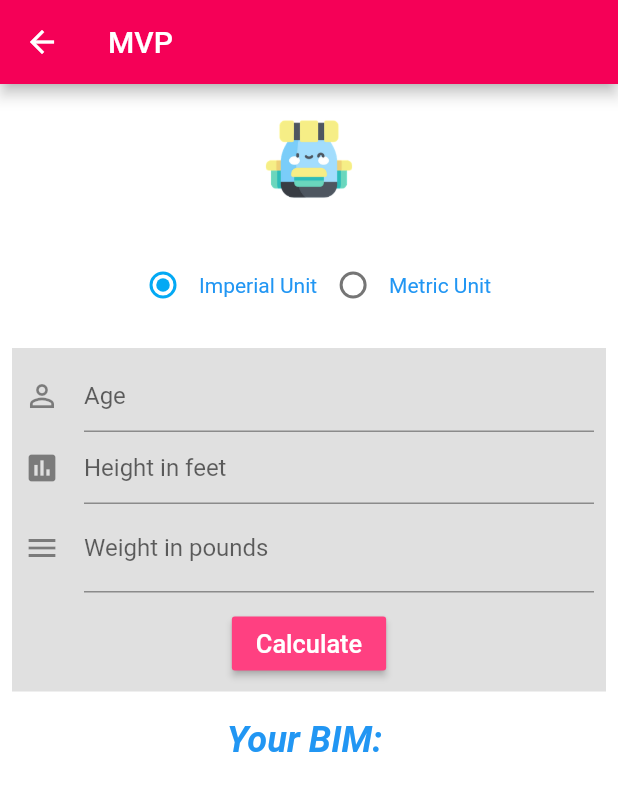
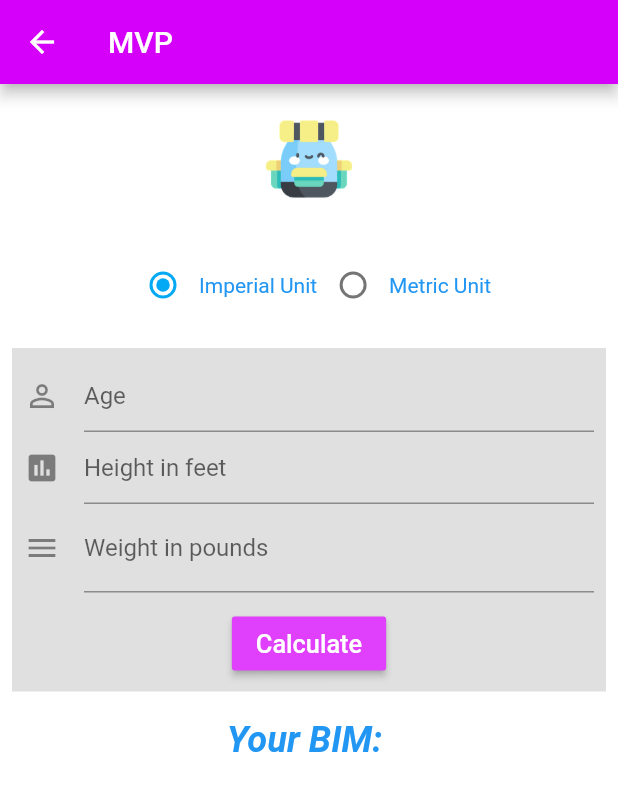
Before and after one commit to fajaradi73/coba-flutter, a Flutter app: the screen it shows after launch, after a tap on "MVP", on a phone screen of 412 x 824 dp. Shown: the top 791 px of the screen. Run offline on Flutter 3.47's test engine with Material 2 defaults, Android fonts, the phone set to English and light mode, and no system bars; our stand-ins replace geocoding, geolocator, google_maps_flutter, permission_handler, shared_preferences; network calls fail.

Commit message:
add maps

```diff
--- a/lib/main.dart
+++ b/lib/main.dart
@@ -14,7 +14,7 @@ class MyApp extends StatelessWidget {
       title: 'Splash Screen',
       theme: ThemeData(
           colorScheme: ColorScheme.fromSwatch().copyWith(
-            primary: Colors.purpleAccent,
+            primary: Colors.purpleAccent.shade400,
             secondary: Colors.purpleAccent.shade700,
           )),
       home: const PermissionHandlerScreen(),
--- a/lib/screen/contohMvp/view/MvpScreen.dart
+++ b/lib/screen/contohMvp/view/MvpScreen.dart
@@ -158,7 +158,6 @@ class _MvpPageState extends State<MvpPage> implements MvpView {
     return Scaffold(
         appBar: AppBar(
           title: const Text('MVP'),
-          backgroundColor: Colors.pinkAccent.shade400,
         ),
         backgroundColor: Colors.white,
         body: ListView(
@@ -181,7 +180,7 @@ class _MvpPageState extends State<MvpPage> implements MvpView {
   RaisedButton calculateButton() {
     return RaisedButton(
       onPressed: _calculator,
-      color: Colors.pinkAccent,
+      color: Colors.purpleAccent,
       textColor: Colors.white,
       child: const Text(
         'Calculate',
--- a/lib/screen/home/view/HomeScreen.dart
+++ b/lib/screen/home/view/HomeScreen.dart
@@ -170,7 +170,7 @@ class _HomeScreenState extends State<HomeScreen>
               },
               child: Container(
                 decoration: BoxDecoration(
-                    color: Colors.purpleAccent,
+                    color: Colors.purpleAccent.shade400,
                     borderRadius: BorderRadius.circular(10)),
                 child: Column(children: [
                   Container(
@@ -183,7 +183,7 @@ class _HomeScreenState extends State<HomeScreen>
                         borderRadius: BorderRadius.circular(10)),
                   ),
                   Text(
-                    presenter.getMenu()[index],
+                    presenter.getMenu()[index],style: const TextStyle(color: Colors.white),
                   )
                 ]),
               ),
--- a/pubspec.yaml
+++ b/pubspec.yaml
@@ -38,9 +38,9 @@ dependencies:
   http: ^0.13.4
   shared_preferences: ^2.0.15
   intl: ^0.17.0
-  geocoder: ^0.2.1
   geocoding: ^2.0.4
   geolocator: ^9.0.1
+  google_maps_flutter: ^2.1.8
 
 
 
```
Also changed, not shown: lib/screen/maps/view/MapsScreen.dart (+29 -37 lines), pubspec.lock, 2 other files.
